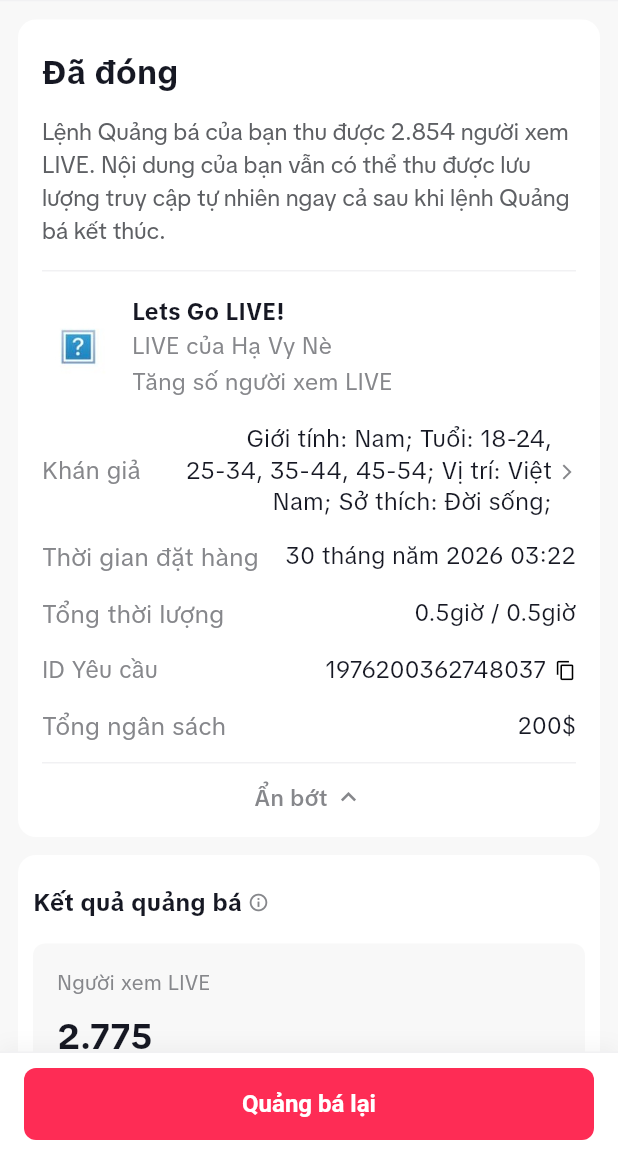
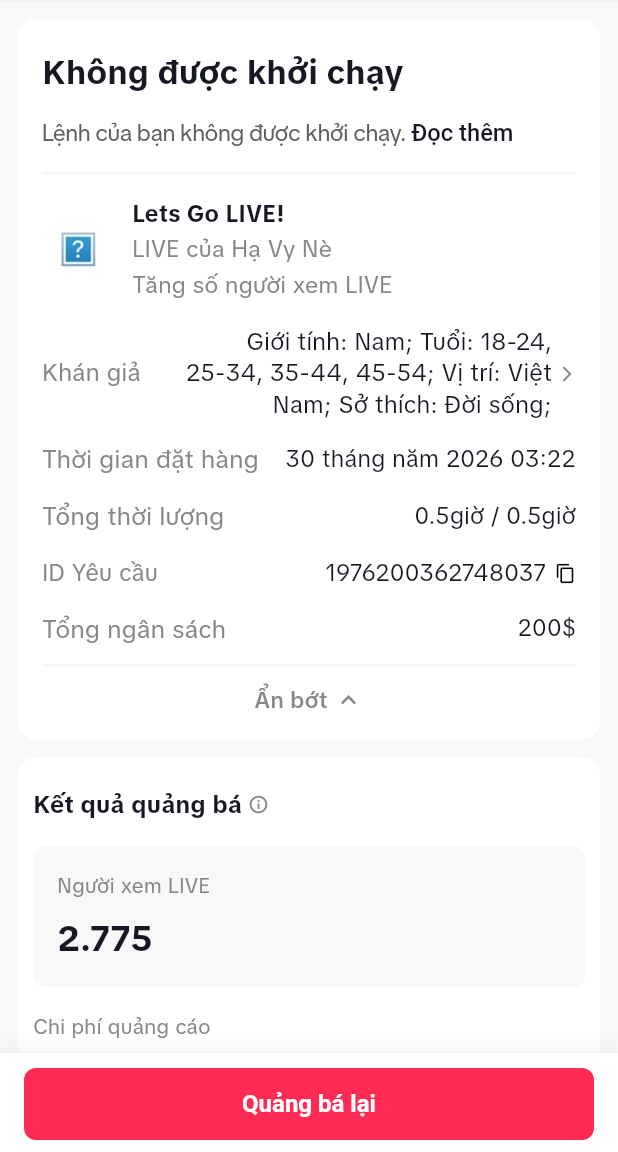
Before and after one commit to bang12bang007/tiktok_order_detail, a Flutter app: the screen it shows after launch, after a tap on "Xem thêm", on a phone screen of 412 x 824 dp, the part 84-1236 px from its top. Run offline on Flutter 3.47's test engine with Material 3 defaults, Android fonts, the phone set to English and light mode, and no system bars; our stand-ins replace fl_chart, flutter_svg.

Commit message:
big update

```diff
--- a/lib/screens/order_detail.dart
+++ b/lib/screens/order_detail.dart
@@ -3,7 +3,6 @@ import 'package:flutter/services.dart';
 import 'package:flutter_svg/flutter_svg.dart';
 import 'package:tiktok/widgets/bottom_action_bar.dart';
 import 'package:tiktok/widgets/order_status_card.dart';
-import 'package:tiktok/widgets/ad_manager_integration_card.dart';
 import 'package:tiktok/widgets/promotion_result_card.dart';
 import 'package:tiktok/widgets/audience_insight_card.dart';
 import 'package:tiktok/widgets/resource_card.dart';
--- a/lib/widgets/audience_insight_card.dart
+++ b/lib/widgets/audience_insight_card.dart
@@ -1,5 +1,5 @@
-import 'dart:math';
 import 'package:flutter/material.dart';
+import 'package:fl_chart/fl_chart.dart';
 
 class AudienceInsightCard extends StatefulWidget {
   const AudienceInsightCard({super.key});
@@ -8,36 +8,9 @@ class AudienceInsightCard extends StatefulWidget {
   State<AudienceInsightCard> createState() => _AudienceInsightCardState();
 }
 
-class _AudienceInsightCardState extends State<AudienceInsightCard>
-    with SingleTickerProviderStateMixin {
+class _AudienceInsightCardState extends State<AudienceInsightCard> {
   String _activeTab = 'Giới tính';
   final List<String> _tabs = ['Giới tính', 'Tuổi', 'Mối quan tâm'];
-
-  late AnimationController _animationController;
-  late Animation<double> _animation;
-
-  @override
-  void initState() {
-    super.initState();
-    _animationController = AnimationController(
-      vsync: this,
-      duration: const Duration(milliseconds: 1200), // Smooth 1.2s animation
-    );
-    _animation = Tween<double>(begin: 0.0, end: 1.0).animate(
-      CurvedAnimation(
-        parent: _animationController,
-        curve: Curves.easeOutCubic, // Elegant ease-out motion curve
-      ),
-    );
-    // Start animation on initial load
-    _animationController.forward();
-  }
-
-  @override
-  void dispose() {
-    _animationController.dispose();
-    super.dispose();
-  }
 
   @override
   Widget build(BuildContext context) {
@@ -78,28 +51,39 @@ class _AudienceInsightCardState extends State<AudienceInsightCard>
 
           // Conditional display based on active tab
           if (_activeTab == 'Giới tính') ...[
-            // Donut Chart Container with smooth AnimatedBuilder circular sweep animation
+            // Beautiful PieChart from fl_chart library
             Center(
               child: SizedBox(
                 width: 180,
                 height: 180,
-                child: AnimatedBuilder(
-                  animation: _animation,
-                  builder: (context, child) {
-                    return CustomPaint(
-                      painter: DonutChartPainter(
-                        malePercentage: 1.0, // 100% Nam
-                        femalePercentage: 0.0, // 0% Nữ
-                        animationValue: _animation.value, // Dynamic animation factor
+                child: PieChart(
+                  PieChartData(
+                    sectionsSpace: 0,
+                    centerSpaceRadius: 55, // Donut hole radius
+                    startDegreeOffset: 270, // Start drawing from the top
+                    sections: [
+                      // Nữ: 24% (Darker Blue)
+                      PieChartSectionData(
+                        color: const Color(0xFF00A2D7),
+                        value: 24,
+                        title: '',
+                        radius: 30,
                       ),
-                    );
-                  },
+                      // Nam: 76% (Lighter Cyan)
+                      PieChartSectionData(
+                        color: const Color(0xFF97E2EF),
+                        value: 76,
+                        title: '', // Do not display titles inside chart segments
+                        radius: 30, // Donut ring width
+                      ),
+                    ],
+                  ),
                 ),
               ),
             ),
             const SizedBox(height: 24),
 
-            // Symmetric Legends & Percentages Row
+            // Symmetric Legends & Percentages Row matching user screenshot values (76% Nam / 24% Nữ)
             Row(
               mainAxisAlignment: MainAxisAlignment.spaceEvenly,
               children: [
@@ -107,7 +91,7 @@ class _AudienceInsightCardState extends State<AudienceInsightCard>
                 Column(
                   children: [
                     Text(
-                      '100%',
+                      '76%',
                       style: TextStyle(
                         fontSize: 22.0,
                         fontWeight: FontWeight.bold,
@@ -143,7 +127,7 @@ class _AudienceInsightCardState extends State<AudienceInsightCard>
                 Column(
                   children: [
                     Text(
-                      '0%',
+                      '24%',
                       style: TextStyle(
                         fontSize: 22.0,
                         fontWeight: FontWeight.bold,
@@ -305,11 +289,6 @@ class _AudienceInsightCardState extends State<AudienceInsightCard>
       onTap: () {
         setState(() {
           _activeTab = tabName;
-          if (_activeTab == 'Giới tính') {
-            // Reset and trigger circle draw animation whenever "Giới tính" tab is opened
-            _animationController.reset();
-            _animationController.forward();
-          }
         });
       },
       child: Container(
@@ -338,65 +317,3 @@ class _AudienceInsightCardState extends State<AudienceInsightCard>
     );
   }
 }
-
-class DonutChartPainter extends CustomPainter {
-  final double malePercentage;
-  final double femalePercentage;
-  final double animationValue; // Animation factor from 0.0 to 1.0
-
-  DonutChartPainter({
-    required this.malePercentage,
-    required this.femalePercentage,
-    required this.animationValue,
-  });
-
-  @override
-  void paint(Canvas canvas, Size size) {
-    final center = Offset(size.width / 2, size.height / 2);
-    final radius = min(size.width / 2, size.height / 2);
-    final strokeWidth = radius * 0.35; // Precise donut ring width
-
-    final paintMale = Paint()
-      ..color = const Color(0xFF97E2EF) // Light Cyan
-      ..style = PaintingStyle.stroke
-      ..strokeWidth = strokeWidth
-      ..strokeCap = StrokeCap.square;
-
-    final paintFemale = Paint()
-      ..color = const Color(0xFF00A2D7) // Darker Blue
-      ..style = PaintingStyle.stroke
-      ..strokeWidth = strokeWidth
-      ..strokeCap = StrokeCap.square;
-
-    // Apply animation factor to sweep angles
-    final double femaleSweep = 2 * pi * femalePercentage * animationValue;
-    final double maleSweep = 2 * pi * malePercentage * animationValue;
-
-    if (femalePercentage > 0.0) {
-      canvas.drawArc(
-        Rect.fromCircle(center: center, radius: radius - strokeWidth / 2),
-        -pi / 2,
-        femaleSweep,
-        false,
-        paintFemale,
-      );
-    }
-
-    if (malePercentage > 0.0) {
-      canvas.drawArc(
-        Rect.fromCircle(center: center, radius: radius - strokeWidth / 2),
-        -pi / 2 + (2 * pi * femalePercentage * animationValue), // Synchronized start angle
-        maleSweep,
-        false,
-        paintMale,
-      );
-    }
-  }
-
-  @override
-  bool shouldRepaint(covariant DonutChartPainter oldDelegate) {
-    return oldDelegate.malePercentage != malePercentage ||
-        oldDelegate.femalePercentage != femalePercentage ||
-        oldDelegate.animationValue != animationValue;
-  }
-}
--- a/lib/widgets/order_status_card.dart
+++ b/lib/widgets/order_status_card.dart
@@ -16,13 +16,19 @@ class _OrderStatusCardState extends State<OrderStatusCard> {
   Widget build(BuildContext context) {
     final bool isDark = Theme.of(context).brightness == Brightness.dark;
     final Color textColor = isDark ? Colors.white : const Color(0xFF161823);
-    final Color subTextColor = isDark ? const Color(0xFF8E8E93) : const Color(0xFF86878B);
-    final Color descriptionColor = isDark ? const Color(0xFF8E8E93) : const Color(0xFF5E6064);
-    final Color dividerColor = isDark ? const Color(0xFF2C2C2E) : const Color(0xFFF1F1F3);
+    final Color subTextColor = isDark
+        ? const Color(0xFF8E8E93)
+        : const Color(0xFF86878B);
+    final Color descriptionColor = isDark
+        ? const Color(0xFF8E8E93)
+        : const Color(0xFF5E6064);
+    final Color dividerColor = isDark
+        ? const Color(0xFF2C2C2E)
+        : const Color(0xFFF1F1F3);
 
     final String isImage = '';
     final bool isColumn = true; // chỉnh thành false nếu e muốn hiển thị ngang
-
+    final bool isClose = true; // Bật "Không được khởi chạy"
     return Container(
       width: double.infinity,
       decoration: BoxDecoration(
@@ -34,7 +40,7 @@ class _OrderStatusCardState extends State<OrderStatusCard> {
         crossAxisAlignment: CrossAxisAlignment.start,
         children: [
           Text(
-            'Đã đóng',
+            isClose == true ? 'Không được khởi chạy' : 'Đã đóng',
             style: TextStyle(
               fontSize: 22.0,
               fontWeight: FontWeight.bold,
@@ -42,13 +48,32 @@ class _OrderStatusCardState extends State<OrderStatusCard> {
             ),
           ),
           const SizedBox(height: 12),
-          Text(
-            'Lệnh Quảng bá của bạn thu được 2.854 người xem LIVE. Nội dung của bạn vẫn có thể thu được lưu lượng truy cập tự nhiên ngay cả sau khi lệnh Quảng bá kết thúc.',
+          RichText(
+            text: TextSpan(
               style: TextStyle(
                 fontSize: 15.8,
                 fontFamily: AppFont.display,
                 color: descriptionColor, // Darker, highly readable grey
                 height: 1.4,
+              ),
+              children: [
+                if (isClose == true) ...[
+                  const TextSpan(
+                    text: 'Lệnh của bạn không được khởi chạy. ',
+                  ),
+                  TextSpan(
+                    text: 'Đọc thêm',
+                    style: TextStyle(
+                      fontWeight: AppFont.medium,
+                      color: textColor,
+                    ),
+                  ),
+                ] else ...[
+                  const TextSpan(
+                    text: 'Lệnh Quảng bá của bạn thu được 2.854 người xem LIVE. Nội dung của bạn vẫn có thể thu được lưu lượng truy cập tự nhiên ngay cả sau khi lệnh Quảng bá kết thúc.',
+                  ),
+                ],
+              ],
             ),
           ),
           const SizedBox(height: 16),
@@ -56,13 +81,16 @@ class _OrderStatusCardState extends State<OrderStatusCard> {
           const SizedBox(height: 16),
 
           // Video section row (Thumbnail on the left, multi-line details on the right)
-          isColumn == true ? Row(
+          isColumn == true
+              ? Row(
                   crossAxisAlignment: CrossAxisAlignment.start,
                   children: [
                     ClipRRect(
                       borderRadius: BorderRadius.circular(4.0),
                       child: Image.asset(
-                  isImage == '' ? 'assets/images/avt_chamhoi.jpg' : isImage,
+                        isImage == ''
+                            ? 'assets/images/avt_chamhoi.jpg'
+                            : isImage,
                         width: 48,
                         height: 68,
                         fit: BoxFit.cover,
@@ -101,7 +129,8 @@ class _OrderStatusCardState extends State<OrderStatusCard> {
                       ],
                     ),
                   ],
-          ) : Row(
+                )
+              : Row(
                   crossAxisAlignment: CrossAxisAlignment.start,
                   children: [
                     Column(
@@ -128,9 +157,7 @@ class _OrderStatusCardState extends State<OrderStatusCard> {
                     ),
                     const Spacer(),
                     Container(
-                decoration: const BoxDecoration(
-                  shape: BoxShape.circle,
-                ),
+                      decoration: const BoxDecoration(shape: BoxShape.circle),
                       child: ClipOval(
                         child: Image.asset(
                           isImage == ''
@@ -250,19 +277,15 @@ class _OrderStatusCardState extends State<OrderStatusCard> {
   Widget _buildRequestIDRow(String label, String value) {
     final bool isDark = Theme.of(context).brightness == Brightness.dark;
     final Color textColor = isDark ? Colors.white : const Color(0xFF161823);
-    final Color subTextColor = isDark ? const Color(0xFF8E8E93) : const Color(0xFF86878B);
+    final Color subTextColor = isDark
+        ? const Color(0xFF8E8E93)
+        : const Color(0xFF86878B);
 
     return Row(
       mainAxisAlignment: MainAxisAlignment.spaceBetween,
       crossAxisAlignment: CrossAxisAlignment.center,
       children: [
-        Text(
-          label,
-          style: TextStyle(
-            fontSize: 15.5,
-            color: subTextColor,
-          ),
-        ),
+        Text(label, style: TextStyle(fontSize: 15.5, color: subTextColor)),
         const SizedBox(width: 24),
         Row(
           mainAxisSize: MainAxisSize.min,
@@ -303,7 +326,9 @@ class _OrderStatusCardState extends State<OrderStatusCard> {
   Widget _buildInfoRow(String label, String value) {
     final bool isDark = Theme.of(context).brightness == Brightness.dark;
     final Color textColor = isDark ? Colors.white : const Color(0xFF161823);
-    final Color subTextColor = isDark ? const Color(0xFF8E8E93) : const Color(0xFF86878B);
+    final Color subTextColor = isDark
+        ? const Color(0xFF8E8E93)
+        : const Color(0xFF86878B);
 
     return Row(
       mainAxisAlignment: MainAxisAlignment.spaceBetween,
--- a/lib/widgets/promotion_result_card.dart
+++ b/lib/widgets/promotion_result_card.dart
@@ -111,111 +111,111 @@ class PromotionResultCard extends StatelessWidget {
               ),
             ),
           ),
-          const SizedBox(height: 20),
-          Divider(color: dividerColor, thickness: 1.0, height: 1.0),
-          const SizedBox(height: 20),
+          // const SizedBox(height: 20),
+          // Divider(color: dividerColor, thickness: 1.0, height: 1.0),
+          // const SizedBox(height: 20),
 
           // Dữ liệu tương tác section
-          Row(
-            children: [
-              Text(
-                'Dữ liệu tương tác',
-                style: TextStyle(
-                  fontSize: 16.0,
-                  fontWeight: FontWeight.bold,
-                  color: textColor,
-                ),
-              ),
-              const SizedBox(width: 4),
-              Icon(Icons.info_outline, size: 14, color: subTextColor),
-            ],
-          ),
-          const SizedBox(height: 16),
-          Row(
-            crossAxisAlignment: CrossAxisAlignment.start,
-            children: [
-              Expanded(child: _buildInfoColumn(context, 'Những Follower mới', '34')),
-              Expanded(child: _buildInfoColumn(context, 'Thích', '5091')),
-            ],
-          ),
-          const SizedBox(height: 16),
-          Row(
-            crossAxisAlignment: CrossAxisAlignment.start,
-            children: [
-              Expanded(child: _buildInfoColumn(context, 'Lượt bình luận', '47')),
-              Expanded(child: _buildInfoColumn(context, 'Lượt chia sẻ', '31')),
-            ],
-          ),
-          const SizedBox(height: 20),
-          Divider(color: dividerColor, thickness: 1.0, height: 1.0),
-          const SizedBox(height: 20),
-
-          // Dữ liệu LIVE section
-          Row(
-            children: [
-              Text(
-                'Dữ liệu LIVE',
-                style: TextStyle(
-                  fontSize: 16.0,
-                  fontWeight: FontWeight.bold,
-                  color: textColor,
-                ),
-              ),
-              const SizedBox(width: 4),
-              Icon(Icons.info_outline, size: 14, color: subTextColor),
-            ],
-          ),
-          const SizedBox(height: 16),
+          // Row(
+          //   children: [
+          //     Text(
+          //       'Dữ liệu tương tác',
+          //       style: TextStyle(
+          //         fontSize: 16.0,
+          //         fontWeight: FontWeight.bold,
+          //         color: textColor,
+          //       ),
+          //     ),
+          //     const SizedBox(width: 4),
+          //     Icon(Icons.info_outline, size: 14, color: subTextColor),
+          //   ],
+          // ),
+          // const SizedBox(height: 16),
+          // Row(
+          //   crossAxisAlignment: CrossAxisAlignment.start,
+          //   children: [
+          //     Expanded(child: _buildInfoColumn(context, 'Những Follower mới', '34')),
+          //     Expanded(child: _buildInfoColumn(context, 'Thích', '5091')),
+          //   ],
+          // ),
+          // const SizedBox(height: 16),
+          // Row(
+          //   crossAxisAlignment: CrossAxisAlignment.start,
+          //   children: [
+          //     Expanded(child: _buildInfoColumn(context, 'Lượt bình luận', '47')),
+          //     Expanded(child: _buildInfoColumn(context, 'Lượt chia sẻ', '31')),
+          //   ],
+          // ),
+          // const SizedBox(height: 20),
+          // Divider(color: dividerColor, thickness: 1.0, height: 1.0),
+          // const SizedBox(height: 20),
+          //
+          // // Dữ liệu LIVE section
+          // Row(
+          //   children: [
+          //     Text(
+          //       'Dữ liệu LIVE',
+          //       style: TextStyle(
+          //         fontSize: 16.0,
+          //         fontWeight: FontWeight.bold,
+          //         color: textColor,
+          //       ),
+          //     ),
+          //     const SizedBox(width: 4),
+          //     Icon(Icons.info_outline, size: 14, color: subTextColor),
+          //   ],
+          // ),
+          // const SizedBox(height: 16),
 
           // LIVE metrics row (Significantly increased as requested)
-          Row(
-            crossAxisAlignment: CrossAxisAlignment.start,
-            children: [
-              Expanded(
-                flex: 5,
-                child: Column(
-                  crossAxisAlignment: CrossAxisAlignment.start,
-                  children: [
-                    Text(
-                      'Số Lượt hiển thị của phiên \nLIVE',
-                      style: TextStyle(fontSize: 14, color: subTextColor, fontFamily: AppFont.sans),
-                    ),
-                    const SizedBox(height: 8),
-                    Text(
-                      '170.869',
-                      style: TextStyle(
-                        fontSize: 20.0,
-                        fontWeight: FontWeight.bold,
-                        color: textColor,
-                      ),
-                    ),
-                  ],
-                ),
-              ),
-              const SizedBox(width: 2),
-              Expanded(
-                flex: 5,
-                child: Column(
-                  crossAxisAlignment: CrossAxisAlignment.start,
-                  children: [
-                    Text(
-                      '  Thời gian xem trung bình',
-                      style: TextStyle(fontSize: 13.8, color: subTextColor),
-                    ),
-                    const SizedBox(height: 8),
-                    Text(
-                      '  5.96 giây',
-                      style: TextStyle(
-                        fontSize: 20.0,
-                        fontWeight: FontWeight.bold,
-                        color: textColor,
-                      ),
-                    ),
-                  ],
-                ),
-              ),
-            ],
-          ),
+          // Row(
+          //   crossAxisAlignment: CrossAxisAlignment.start,
+          //   children: [
+          //     Expanded(
+          //       flex: 5,
+          //       child: Column(
+          //         crossAxisAlignment: CrossAxisAlignment.start,
+          //         children: [
+          //           Text(
+          //             'Số Lượt hiển thị của phiên \nLIVE',
+          //             style: TextStyle(fontSize: 14, color: subTextColor, fontFamily: AppFont.sans),
+          //           ),
+          //           const SizedBox(height: 8),
+          //           Text(
+          //             '170.869',
+          //             style: TextStyle(
+          //               fontSize: 20.0,
+          //               fontWeight: FontWeight.bold,
+          //               color: textColor,
+          //             ),
+          //           ),
+          //         ],
+          //       ),
+          //     ),
+          //     const SizedBox(width: 2),
+          //     Expanded(
+          //       flex: 5,
+          //       child: Column(
+          //         crossAxisAlignment: CrossAxisAlignment.start,
+          //         children: [
+          //           Text(
+          //             '  Thời gian xem trung bình',
+          //             style: TextStyle(fontSize: 13.8, color: subTextColor),
+          //           ),
+          //           const SizedBox(height: 8),
+          //           Text(
+          //             '  5.96 giây',
+          //             style: TextStyle(
+          //               fontSize: 20.0,
+          //               fontWeight: FontWeight.bold,
+          //               color: textColor,
+          //             ),
+          //           ),
+          //         ],
+          //       ),
+          //     ),
+          //   ],
+          // ),
         ],
       ),
     );
--- a/lib/widgets/resource_card.dart
+++ b/lib/widgets/resource_card.dart
@@ -1,4 +1,5 @@
 import 'package:flutter/material.dart';
+import 'package:flutter_svg/flutter_svg.dart';
 
 class ResourceCard extends StatelessWidget {
   const ResourceCard({super.key});
@@ -33,7 +34,7 @@ class ResourceCard extends StatelessWidget {
           // Resource List Items
           _buildResourceItem(
             context,
-            icon: Icons.bookmark_add_outlined,
+            svgIcon: 'assets/svg/ic_plus.svg',
             title: 'Thêm lối tắt',
             subtitle: 'Dễ dàng truy cập tính năng Quảng bá từ màn hình chính.',
             onTap: () {
@@ -49,7 +50,7 @@ class ResourceCard extends StatelessWidget {
           const SizedBox(height: 12),
           _buildResourceItem(
             context,
-            icon: Icons.video_collection_outlined,
+            svgIcon: 'assets/svg/ic_play.svg',
             title: 'Tìm hiểu thêm các mẹo',
             subtitle: 'Theo dõi tài khoản chính thức của tính năng Quảng bá để tìm hiểu về các mẹo và tính năng mới nhất.',
             onTap: () {
@@ -63,7 +64,7 @@ class ResourceCard extends StatelessWidget {
 
   Widget _buildResourceItem(
     BuildContext context, {
-    required IconData icon,
+    required String svgIcon,
     required String title,
     required String subtitle,
     required VoidCallback onTap,
@@ -71,7 +72,7 @@ class ResourceCard extends StatelessWidget {
     final bool isDark = Theme.of(context).brightness == Brightness.dark;
     final Color titleColor = isDark ? Colors.white : const Color(0xFF161823);
     final Color subtitleColor = isDark ? const Color(0xFF8E8E93) : const Color(0xFF86878B);
-    final Color iconColor = isDark ? Colors.white : Colors.black;
+    final ColorFilter iconColor = isDark ? const ColorFilter.mode(Colors.white, BlendMode.srcIn) : const ColorFilter.mode(const Color(0xFF161823), BlendMode.srcIn);
     final Color chevronColor = isDark ? const Color(0xFF8E8E93) : Colors.black;
 
     return InkWell(
@@ -84,10 +85,11 @@ class ResourceCard extends StatelessWidget {
             // Left Custom Icon with a little padding
             Padding(
               padding: const EdgeInsets.only(top: 2.0),
-              child: Icon(
-                icon,
-                size: 20,
-                color: iconColor,
+              child: SvgPicture.asset(
+                svgIcon,
+               width: 20,
+                colorFilter: iconColor,
+
               ),
             ),
             const SizedBox(width: 12),
```
Also changed, not shown: pubspec.yaml (+3 -9 lines), assets/svg/ic_play.svg (added), assets/svg/ic_plus.svg (added), pubspec.lock. Lines whose indentation alone changed are shown as unchanged.
